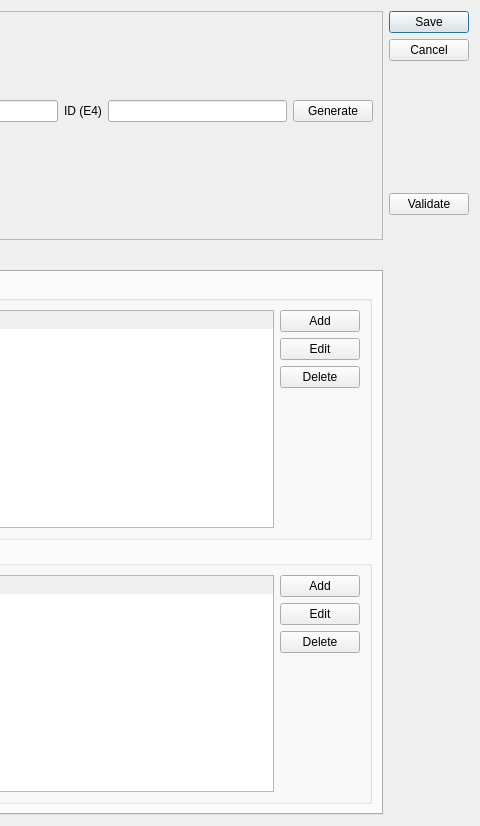
The window that ui/ui_childform.ui (zstamper/AFCARS-AXE) describes before a commit, drawn with Qt 5; both pictures show x 663 to 1143 and y 0 to 826 of the 1143 by 826 pixel window.
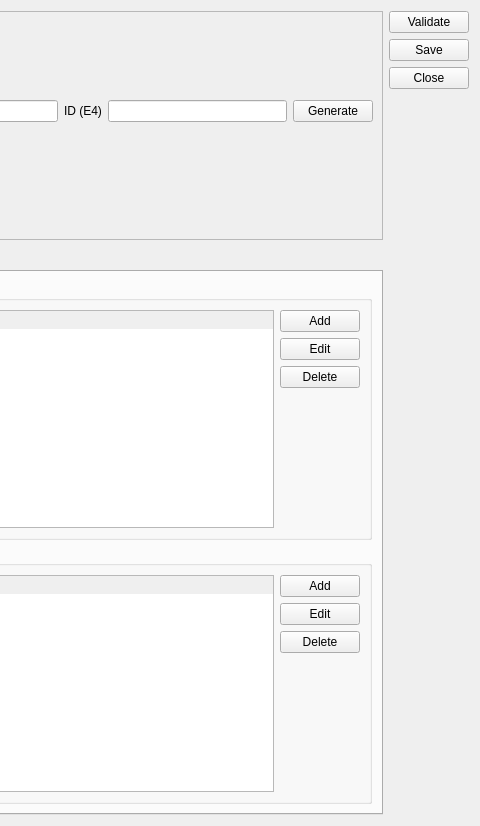
The same window after the commit. The open tabs and pages were chosen to show the change.

What changed in the file:
```diff
--- a/ui/ui_childform.ui
+++ b/ui/ui_childform.ui
@@ -3283,16 +3283,6 @@
    </item>
    <item>
     <layout class="QVBoxLayout" name="verticalLayout_23">
-     <item>
-      <widget class="QDialogButtonBox" name="form_action">
-       <property name="orientation">
-        <enum>Qt::Vertical</enum>
-       </property>
-       <property name="standardButtons">
-        <set>QDialogButtonBox::Cancel|QDialogButtonBox::Save</set>
-       </property>
-      </widget>
-     </item>
      <item>
       <widget class="QPushButton" name="validate_button">
        <property name="text">
@@ -3301,17 +3291,28 @@
       </widget>
      </item>
      <item>
-      <spacer name="verticalSpacer_12">
+      <widget class="QPushButton" name="save_button">
+       <property name="text">
+        <string>Save</string>
+       </property>
+      </widget>
+     </item>
+     <item>
+      <widget class="QPushButton" name="close_button">
+       <property name="text">
+        <string>Close</string>
+       </property>
+      </widget>
+     </item>
+     <item>
+      <spacer name="verticalSpacer_5">
        <property name="orientation">
         <enum>Qt::Vertical</enum>
        </property>
-       <property name="sizeType">
-        <enum>QSizePolicy::Maximum</enum>
-       </property>
        <property name="sizeHint" stdset="0">
         <size>
          <width>20</width>
-         <height>600</height>
+         <height>40</height>
         </size>
        </property>
       </spacer>
```
Left out of the diff: 107 changed lines with no effect on the pictures.
